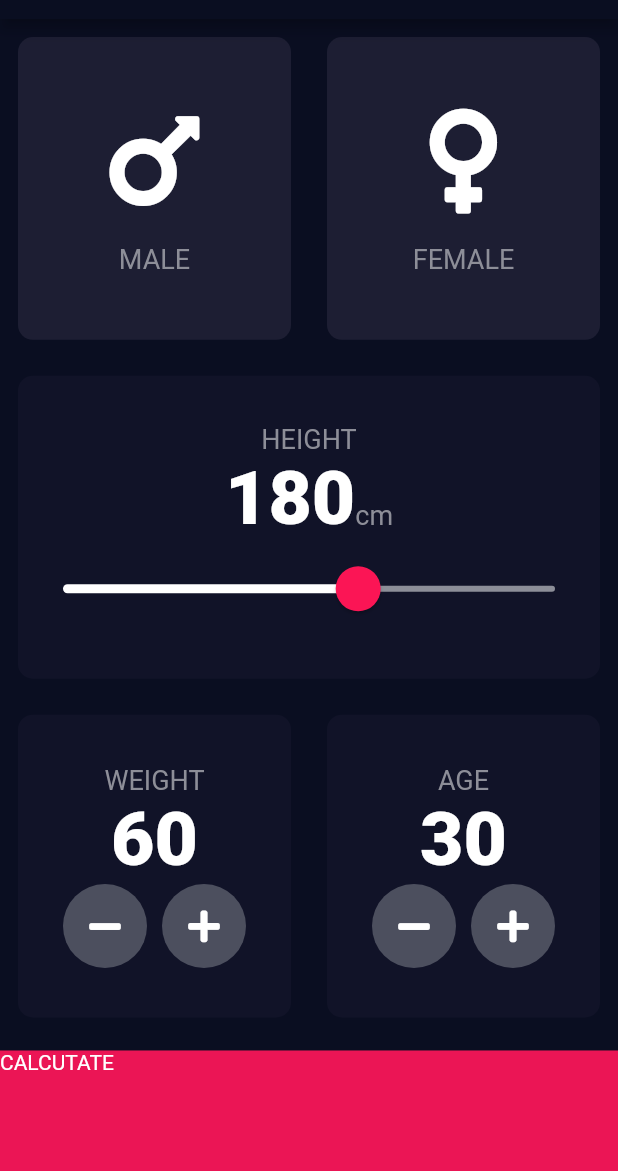
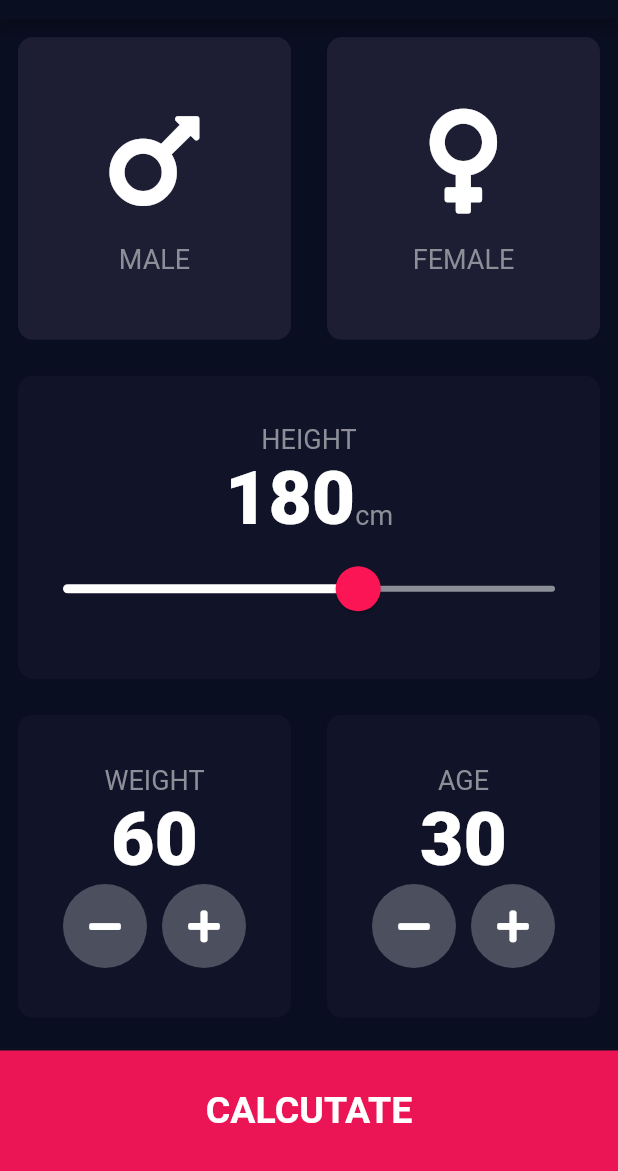
Before and after one commit to TsengYiYao/bmi-calculator, a Flutter app: the screen it shows after launch, on a phone screen of 412 x 824 dp, the part 65-1236 px from its top. Run offline on Flutter 3.47's test engine with Material 2 defaults, Android fonts, the phone set to English and light mode, and no system bars; our stand-ins replace font_awesome_flutter.

Commit message:
no message

```diff
--- /dev/null
+++ b/lib/bottom_button.dart
@@ -0,0 +1,28 @@
+import 'package:flutter/material.dart';
+import 'constants.dart';
+
+class BottomButton extends StatelessWidget {
+  BottomButton({this.buttonTitle, this.onTab});
+
+  final Function onTab;
+  final String buttonTitle;
+
+  @override
+  Widget build(BuildContext context) {
+    return GestureDetector(
+      onTap: onTab,
+      child: Container(
+        child: Center(
+          child: Text(
+            buttonTitle,
+            style: kLatgeButtonTextSytle,
+          ),
+        ),
+        color: kBottomContainerColor,
+        margin: EdgeInsets.only(top: 10),
+        width: double.infinity,
+        //height: kBottomContainerHeight,
+      ),
+    );
+  }
+}
--- a/lib/constants.dart
+++ b/lib/constants.dart
@@ -4,7 +4,7 @@ const kBottomContainerHeight = 60.0;
 const kBottomContainerColor = Color(0xFFEB1555);
 const kActiveCardColor = Color(0xFF111328);
 const kInActiveCardColor = Color(0xFF1D1E33);
-const kBlockRation = 5;
+const kBlockRatio = 5;
 
 const kLabelTextStyle = TextStyle(
   fontSize: 18,
@@ -15,3 +15,28 @@ const kLargeLabelTextStyle = TextStyle(
   fontSize: 50,
   fontWeight: FontWeight.w900,
 );
+
+const kLatgeButtonTextSytle = TextStyle(
+  fontSize: 25.0,
+  fontWeight: FontWeight.bold,
+);
+
+const kTitleTextStyle = TextStyle(
+  fontSize: 50.0,
+  fontWeight: FontWeight.bold,
+);
+
+const kResultTextStyle = TextStyle(
+  color: Color(0xFF24D876),
+  fontSize: 22,
+  fontWeight: FontWeight.bold,
+);
+
+const kBMITextStyle = TextStyle(
+  fontSize: 100,
+  fontWeight: FontWeight.bold,
+);
+
+const kBodyTextStyle = TextStyle(
+  fontSize: 22,
+);
--- a/lib/input_page.dart
+++ b/lib/input_page.dart
@@ -4,6 +4,7 @@ import 'package:font_awesome_flutter/font_awesome_flutter.dart';
 import 'constants.dart';
 import 'reusable_card.dart';
 import 'input_content.dart';
+import 'bottom_button.dart';
 
 enum Gender {
   male,
@@ -33,7 +34,7 @@ class _InputPageState extends State<InputPage> {
           crossAxisAlignment: CrossAxisAlignment.stretch,
           children: <Widget>[
             Expanded(
-                flex: kBlockRation,
+                flex: kBlockRatio,
                 child: Row(
                   children: <Widget>[
                     Expanded(
@@ -71,7 +72,7 @@ class _InputPageState extends State<InputPage> {
                   ],
                 )),
             Expanded(
-              flex: kBlockRation,
+              flex: kBlockRatio,
               child: ReusableCard(
                 color: kActiveCardColor,
                 cardChild: Column(
@@ -126,7 +127,7 @@ class _InputPageState extends State<InputPage> {
               ),
             ),
             Expanded(
-                flex: kBlockRation,
+                flex: kBlockRatio,
                 child: Row(
                   children: <Widget>[
                     Expanded(
@@ -221,20 +222,12 @@ class _InputPageState extends State<InputPage> {
                 )),
             Expanded(
               flex: 2,
-              child: GestureDetector(
-                onTap: () {
-                  Navigator.push(
-                    context,
-                    MaterialPageRoute(builder: (context) => ResultsPage()),
-                  );
+              child: BottomButton(
+                buttonTitle: 'CALCUTATE',
+                onTab: () {
+                  Navigator.push(context,
+                      MaterialPageRoute(builder: (context) => ResultsPage()));
                 },
-                child: Container(
-                  child: Text('CALCUTATE'),
-                  color: kBottomContainerColor,
-                  margin: EdgeInsets.only(top: 10),
-                  width: double.infinity,
-                  //height: kBottomContainerHeight,
-                ),
               ),
             ),
           ],
```
Also changed, not shown: lib/result_page.dart (+69 -1 lines).
